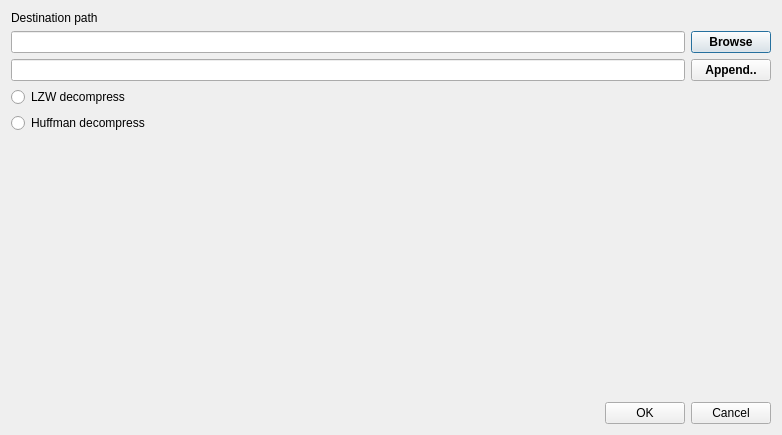
First picture: the form in ui/extract_window.ui, repository BrushkouMatvey/QtArchiver, before the edit.
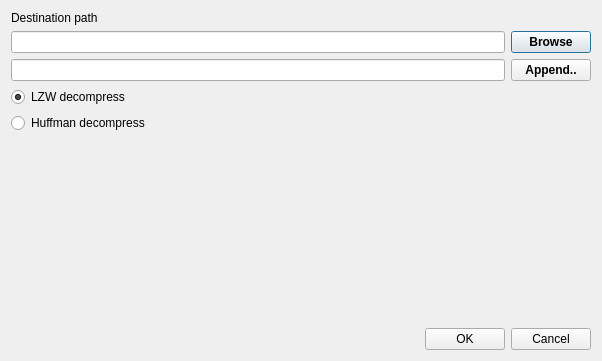
Second picture: the form after the edit. Icons and pictures are not drawn.

```diff
--- a/ui/extract_window.ui
+++ b/ui/extract_window.ui
@@ -6,8 +6,8 @@
    <rect>
     <x>0</x>
     <y>0</y>
-    <width>782</width>
-    <height>435</height>
+    <width>602</width>
+    <height>361</height>
    </rect>
   </property>
   <property name="windowTitle">
@@ -74,6 +74,9 @@
      <property name="text">
       <string>LZW decompress</string>
      </property>
+     <property name="checked">
+      <bool>true</bool>
+     </property>
     </widget>
    </item>
    <item>
```
Left out of the diff: 6 changed lines with no effect on the pictures.
